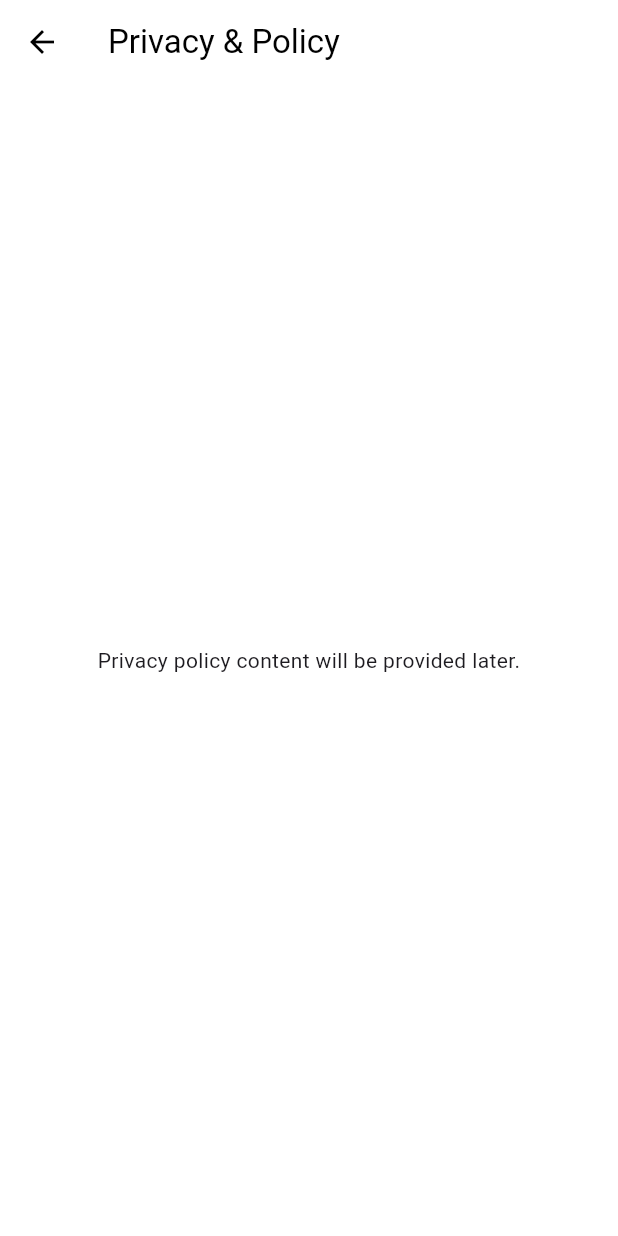
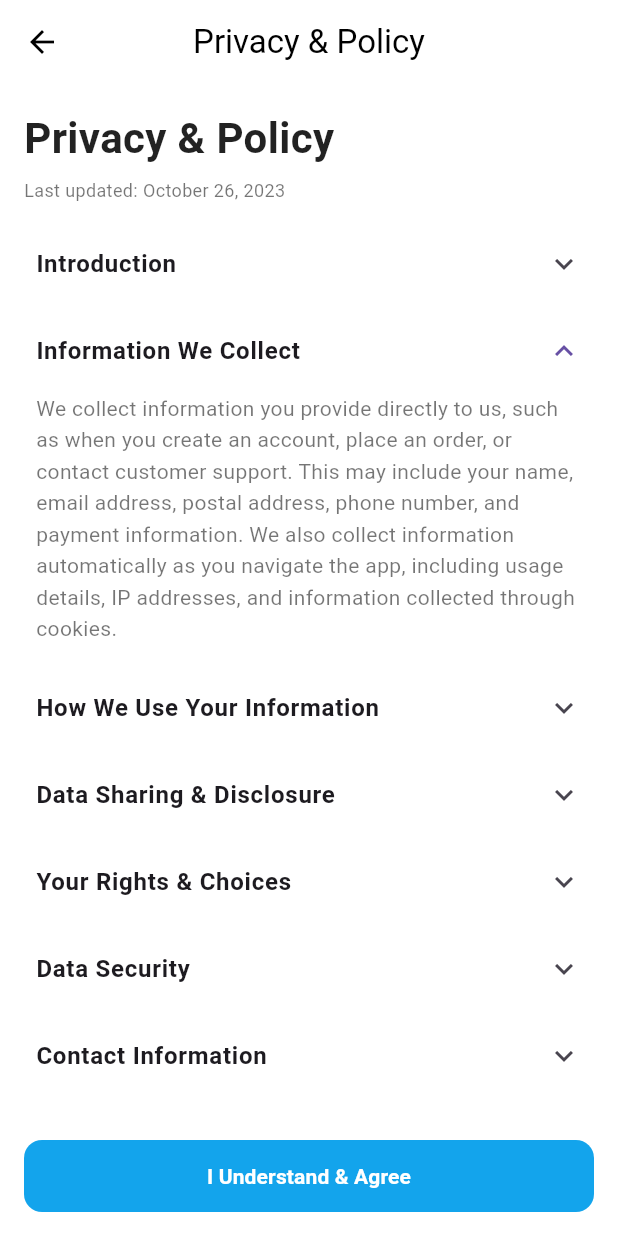
Before and after one commit to aymanSalahA/deal_wise, a Flutter app: the PrivacyPolicyScreen screen opened by its route, on a phone screen of 412 x 824 dp. Run offline on Flutter 3.47's test engine with Material 3 defaults, Android fonts, the phone set to English and light mode, and no system bars; our stand-ins replace carousel_slider, dio, flutter_bloc, google_fonts, loading_animation_widget, salomon_bottom_bar and 1 more; accounts and stored records are empty.

Commit message:
Privacy policy page

```diff
--- a/lib/features/profile/presentation/screens/privacy_policy_screen.dart
+++ b/lib/features/profile/presentation/screens/privacy_policy_screen.dart
@@ -5,23 +5,134 @@ class PrivacyPolicyScreen extends StatelessWidget {
 
   @override
   Widget build(BuildContext context) {
+    final Color titleColor = Colors.black87;
+    final Color textColor = Colors.black54;
+
     return Scaffold(
+      backgroundColor: Colors.white,
       appBar: AppBar(
+        backgroundColor: Colors.white,
+        elevation: 0,
+        foregroundColor: Colors.black,
         title: const Text('Privacy & Policy'),
-        backgroundColor: Colors.white,
-        foregroundColor: Colors.black,
-        elevation: 0,
+        centerTitle: true,
       ),
-      body: const Center(
-        child: Padding(
-          padding: EdgeInsets.all(24.0),
-          child: Text(
-            'Privacy policy content will be provided later.',
-            textAlign: TextAlign.center,
+      body: SafeArea(
+        child: SingleChildScrollView(
+          padding: const EdgeInsets.fromLTRB(16, 8, 16, 24),
+          child: Column(
+            crossAxisAlignment: CrossAxisAlignment.start,
+            children: [
+              const SizedBox(height: 8),
+              Text(
+                'Privacy & Policy',
+                style: TextStyle(
+                  color: titleColor,
+                  fontSize: 28,
+                  fontWeight: FontWeight.bold,
+                ),
+              ),
+              const SizedBox(height: 6),
+              Text(
+                'Last updated: October 26, 2023',
+                style: TextStyle(color: textColor, fontSize: 12),
+              ),
+              const SizedBox(height: 12),
+
+              // Sections (accordions)
+              _PolicyTile(
+                title: 'Introduction',
+                content:
+                    'This section details the types of personal and usage data we collect to improve your shopping experience. This includes information you provide during registration, such as your name and email, and data collected automatically, like your browsing history and device information.',
+              ),
+              _PolicyTile(
+                initiallyExpanded: true,
+                title: 'Information We Collect',
+                content:
+                    'We collect information you provide directly to us, such as when you create an account, place an order, or contact customer support. This may include your name, email address, postal address, phone number, and payment information. We also collect information automatically as you navigate the app, including usage details, IP addresses, and information collected through cookies.',
+              ),
+              _PolicyTile(
+                title: 'How We Use Your Information',
+                content:
+                    'Your information is used to fulfill your orders, process payments, communicate with you about your account, personalize your shopping experience, and improve our services. We may also use it for marketing purposes, with your consent where required.',
+              ),
+              _PolicyTile(
+                title: 'Data Sharing & Disclosure',
+                content:
+                    'We do not sell your personal data. We may share information with third-party service providers for functions like payment processing and shipping. We may also disclose information if required by law.',
+              ),
+              _PolicyTile(
+                title: 'Your Rights & Choices',
+                content:
+                    'You have the right to access, update, or delete your personal information. You can manage your preferences for marketing communications within your account settings.',
+              ),
+              _PolicyTile(
+                title: 'Data Security',
+                content:
+                    'We implement a variety of security measures to maintain the safety of your personal information when you place an order or enter, submit, or access your personal information.',
+              ),
+              _PolicyTile(
+                title: 'Contact Information',
+                content:
+                    'If you have any questions about this Privacy Policy, please contact us at support@ecommerce.app.',
+              ),
+              const SizedBox(height: 80),
+            ],
           ),
         ),
       ),
-      backgroundColor: Colors.white,
+      bottomNavigationBar: SafeArea(
+        minimum: const EdgeInsets.fromLTRB(16, 0, 16, 16),
+        child: SizedBox(
+          height: 48,
+          child: ElevatedButton(
+            onPressed: () => Navigator.pop(context),
+            style: ElevatedButton.styleFrom(
+              backgroundColor: const Color(0xFF13A4EC),
+              shape: RoundedRectangleBorder(borderRadius: BorderRadius.circular(12)),
+              elevation: 0,
+            ),
+            child: const Text(
+              'I Understand & Agree',
+              style: TextStyle(color: Colors.white, fontWeight: FontWeight.w600),
+            ),
+          ),
+        ),
+      ),
     );
   }
 }
+
+class _PolicyTile extends StatelessWidget {
+  final String title;
+  final String content;
+  final bool initiallyExpanded;
+
+  const _PolicyTile({
+    required this.title,
+    required this.content,
+    this.initiallyExpanded = false,
+  });
+
+  @override
+  Widget build(BuildContext context) {
+    return Theme(
+      data: Theme.of(context).copyWith(dividerColor: Colors.transparent),
+      child: ExpansionTile(
+        initiallyExpanded: initiallyExpanded,
+        tilePadding: const EdgeInsets.symmetric(horizontal: 8.0),
+        childrenPadding: const EdgeInsets.fromLTRB(8, 0, 8, 12),
+        title: Text(
+          title,
+          style: const TextStyle(fontSize: 16, fontWeight: FontWeight.w600),
+        ),
+        children: [
+          Text(
+            content,
+            style: const TextStyle(fontSize: 14, color: Colors.black54, height: 1.5),
+          ),
+        ],
+      ),
+    );
+  }
+}
```
